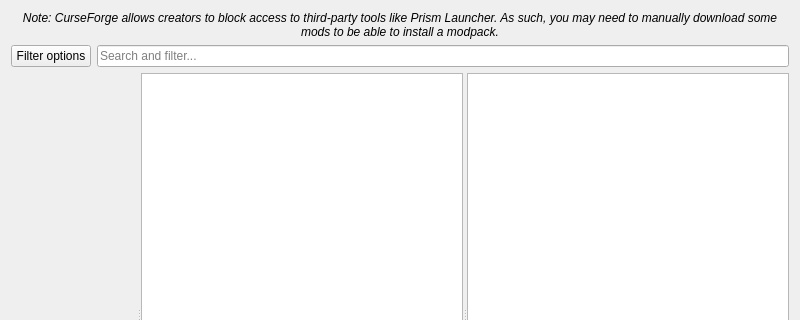
Qt form launcher/ui/pages/modplatform/flame/FlamePage.ui (tacobellerontop-sudo/scaleri) before a commit; both pictures show x 0 to 800 and y 0 to 320 of the 800 by 600 pixel window.
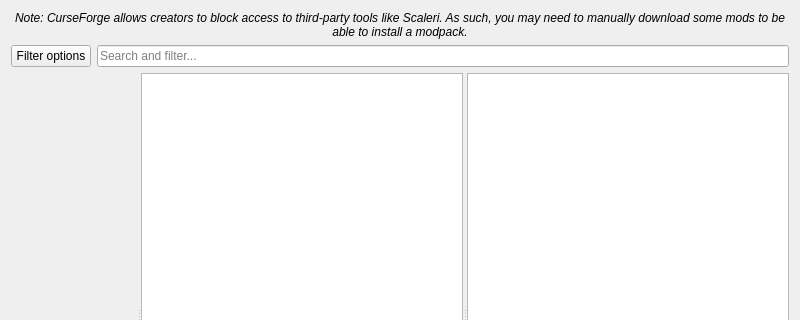
The same form after that commit. Custom widgets are drawn as their Qt base class.

Commit message: Rebrand to Scaleri

Patch:
```diff
--- a/launcher/ui/pages/modplatform/flame/FlamePage.ui
+++ b/launcher/ui/pages/modplatform/flame/FlamePage.ui
@@ -19,7 +19,7 @@
       </font>
      </property>
      <property name="text">
-      <string>Note: CurseForge allows creators to block access to third-party tools like Prism Launcher. As such, you may need to manually download some mods to be able to install a modpack.</string>
+      <string>Note: CurseForge allows creators to block access to third-party tools like Scaleri. As such, you may need to manually download some mods to be able to install a modpack.</string>
      </property>
      <property name="alignment">
       <set>Qt::AlignCenter</set>
```
The commit also changes 79 other files.
